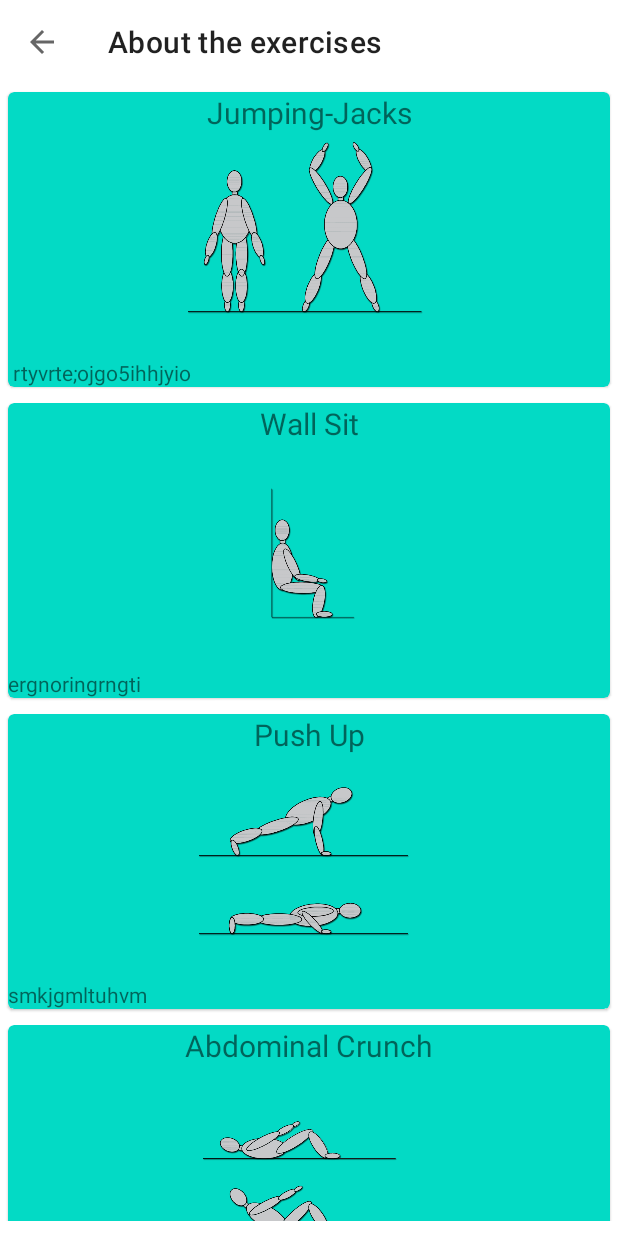
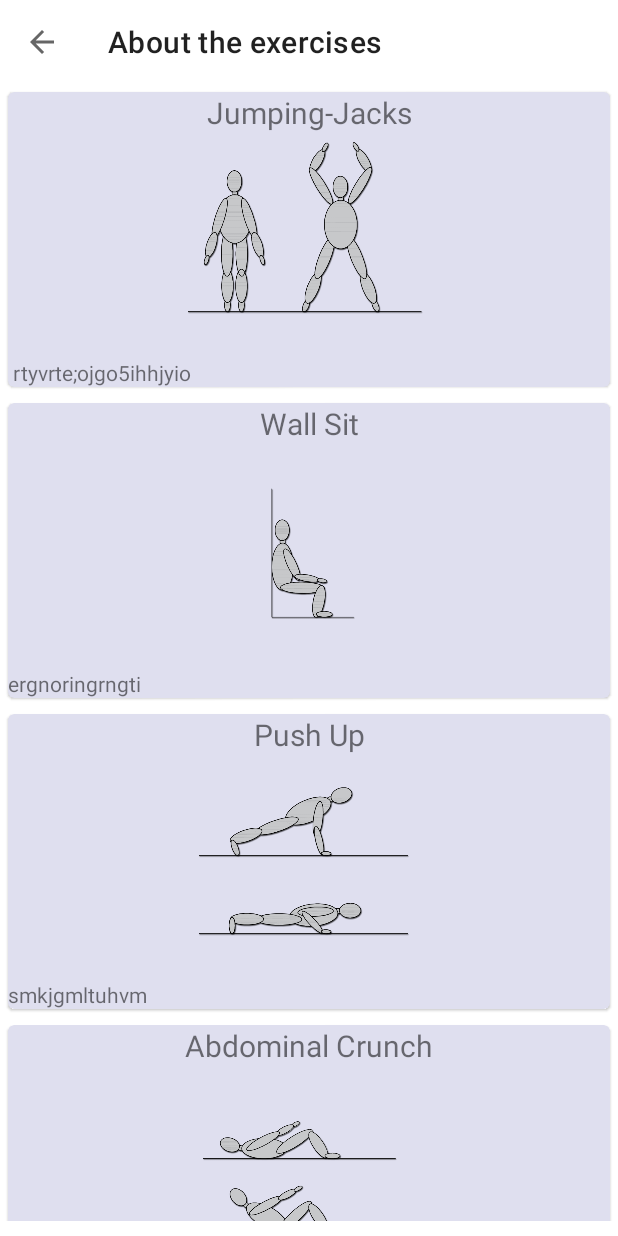
Before and after one commit to Samarth-Natrajan/7MinuteWorkout_App, an Android app: the screen it shows after launch (AboutExercisesActivity), after a tap on an icon or button, on a phone screen of 412 x 824 dp. Run offline under Robolectric (Android 15) with nearby library versions, the phone set to English and light mode, and no system bars.

Commit message:
exercise added to recycler view...left with their detailed explanation

```diff
--- a/app/src/main/java/com/example/a7minuteworkoutapp/AboutList.kt
+++ b/app/src/main/java/com/example/a7minuteworkoutapp/AboutList.kt
@@ -6,6 +6,13 @@ object AboutList {
         AboutExercise("Wall Sit",R.drawable.ic_wall_sit,"ergnoringrngti"),
         AboutExercise("Push Up",R.drawable.ic_push_up,"smkjgmltuhvm"),
         AboutExercise("Abdominal Crunch",R.drawable.ic_abdominal_crunch,"ihgeigoetjg"),
-        AboutExercise("Abdominal Crunch",R.drawable.ic_abdominal_crunch,"ihgeigoetjg")
-    )
+        AboutExercise("Step up onto Chair",R.drawable.ic_step_up_onto_chair,"ihgeigoetjgjn"),
+        AboutExercise("Squat",R.drawable.ic_squat,"ejktngtjn"),
+        AboutExercise("Tricep Dip on Chair",R.drawable.ic_triceps_dip_on_chair,"ekjrngerlgbjg"),
+        AboutExercise("Plank",R.drawable.ic_plank,"oioenfrjge"),
+        AboutExercise("High Knees",R.drawable.ic_high_knees_running_in_place,"p2ofnringtng"),
+        AboutExercise("Lunges",R.drawable.ic_lunge,"wrgorgbtrj"),
+        AboutExercise("Push-up & Rotation",R.drawable.ic_push_up_and_rotation,"o3gb3i5brgi"),
+        AboutExercise("Side Plank",R.drawable.ic_side_plank,"roing3itbgit")
+        )
 }
--- a/app/src/main/res/layout/item_about_exercise.xml
+++ b/app/src/main/res/layout/item_about_exercise.xml
@@ -11,7 +11,7 @@
             android:layout_width="match_parent"
             android:layout_height="wrap_content"
             android:elevation="5dp"
-            android:backgroundTint="@color/teal_200"
+            android:backgroundTint="#DFDFEF"
             android:layout_margin="5dp"
             >
         <LinearLayout
@@ -34,6 +34,7 @@
                 android:id="@+id/tvAboutExercise"
                 android:layout_width="match_parent"
                 android:layout_height="wrap_content"
+                android:layout_gravity="center"
                 tools:text="lknfsljgleirnglgblkeajbrklgbrgcnrekufnciaucgoruegtnlcagfucnineseriucgnieangriuncggercnhgeruigmerucmiencuncieruuevnreiugncieugnceiucmigumigeur"/>
         </LinearLayout>
         </com.google.android.material.card.MaterialCardView>
```
